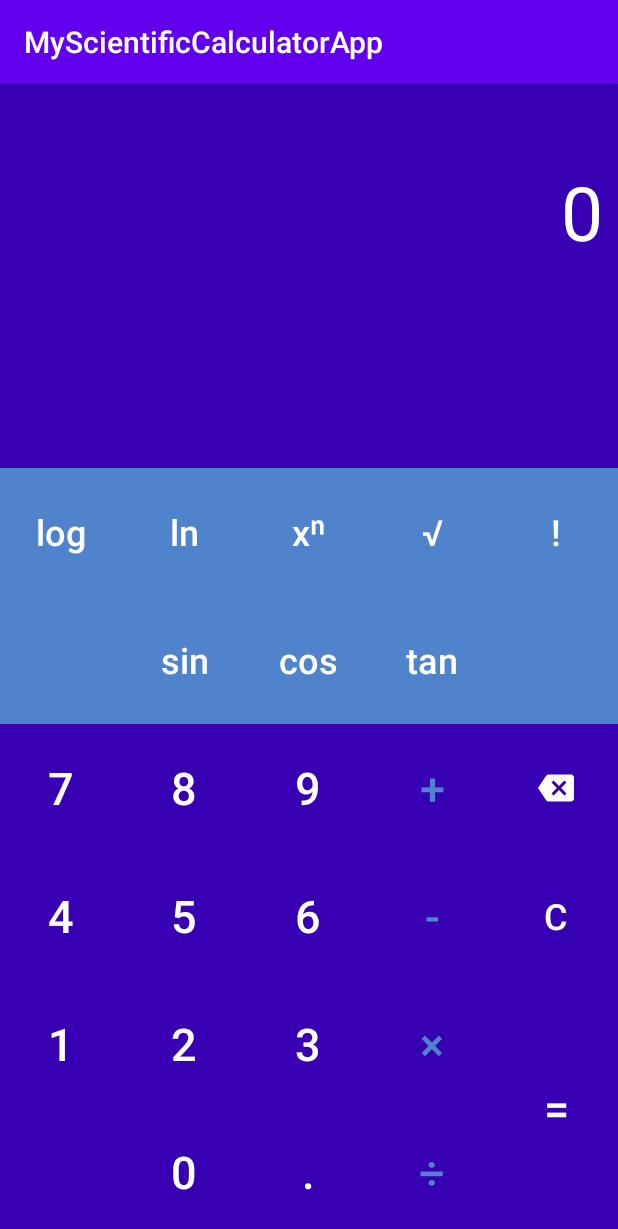
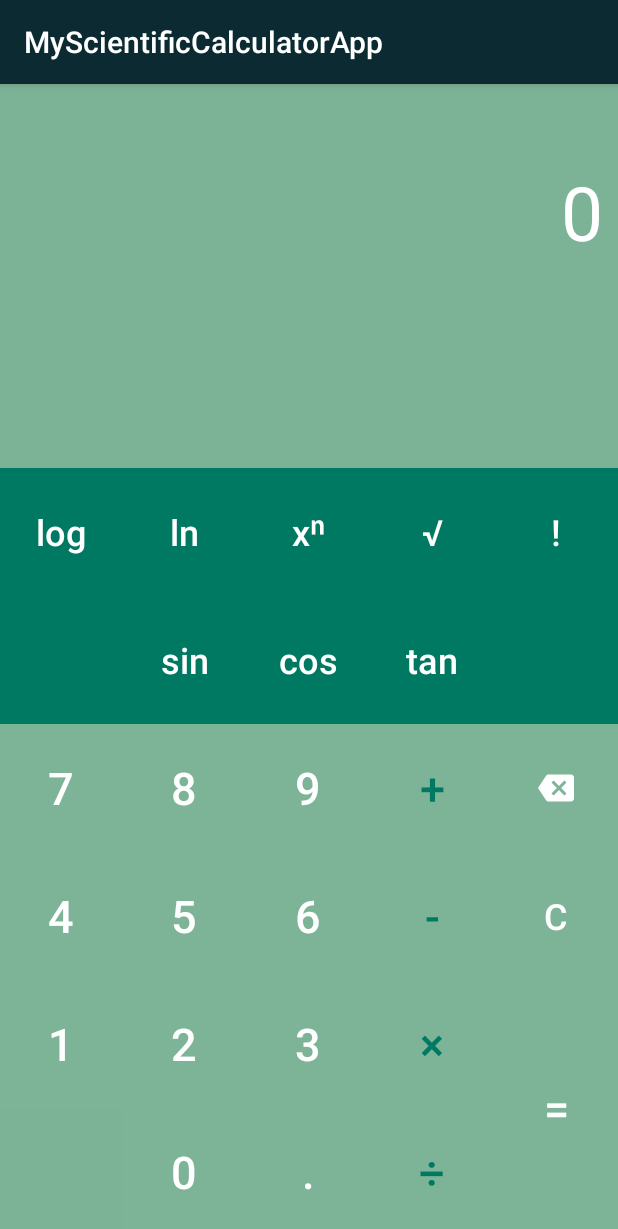
Before and after one commit to tsoaprilia/CalculatorApp, an Android app: the screen it shows after launch (MainActivity), on a phone screen of 412 x 824 dp. Shown: the top 1229 px of the screen. Run offline under Robolectric (Android 15) with nearby library versions, the phone set to English and light mode, and no system bars.

Commit message:
second commit
Signed-off-by: Aprilia Dwi Cristyana <tsoaprilia@gmail.com>

```diff
--- a/app/src/main/res/drawable/btn_background.xml
+++ b/app/src/main/res/drawable/btn_background.xml
@@ -3,7 +3,7 @@
     android:color="@color/colorSecondaryLite">
     <item android:id="@android:id/mask">
         <shape android:shape="rectangle">
-            <solid android:color="@color/colorAccent" />
+            <solid android:color="@color/colorSecondaryDark" />
         </shape>
     </item>
 
--- a/app/src/main/res/layout/activity_main.xml
+++ b/app/src/main/res/layout/activity_main.xml
@@ -408,4 +408,5 @@
         </LinearLayout>
 
     </LinearLayout>
+
 </LinearLayout>
--- a/app/src/main/res/values/colors.xml
+++ b/app/src/main/res/values/colors.xml
@@ -1,10 +1,10 @@
 <?xml version="1.0" encoding="utf-8"?>
 <resources>
-    <color name="colorPrimary">#6200EE</color>
-    <color name="colorPrimaryDark">#3700B3</color>
+    <color name="colorPrimary">#0B2A32</color>
+    <color name="colorPrimaryDark">#E66FAC8C</color>
     <color name="colorAccent">#03DAC5</color>
-    <color name="colorSecondaryDark">#002f6c</color>
-    <color name="colorSecondaryLite">#4f83cc</color>
-    <color name="colorTextonPrimary">#ffffff</color>
-    <color name="colorTextonSecondary">#ffffff</color>
+    <color name="colorSecondaryDark">#43A02E</color>
+    <color name="colorSecondaryLite">#007963</color>
+    <color name="colorTextonPrimary">#FFFFFF</color>
+    <color name="colorTextonSecondary">#FFFFFF</color>
 </resources>
```
